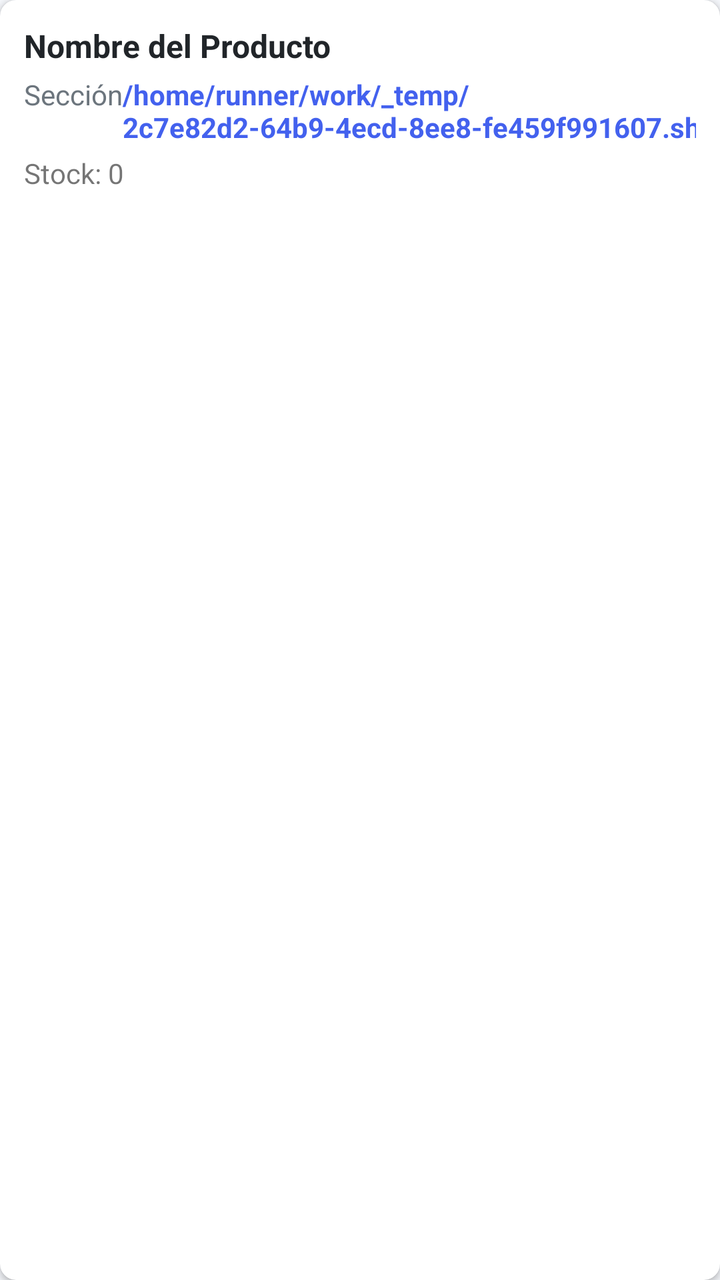
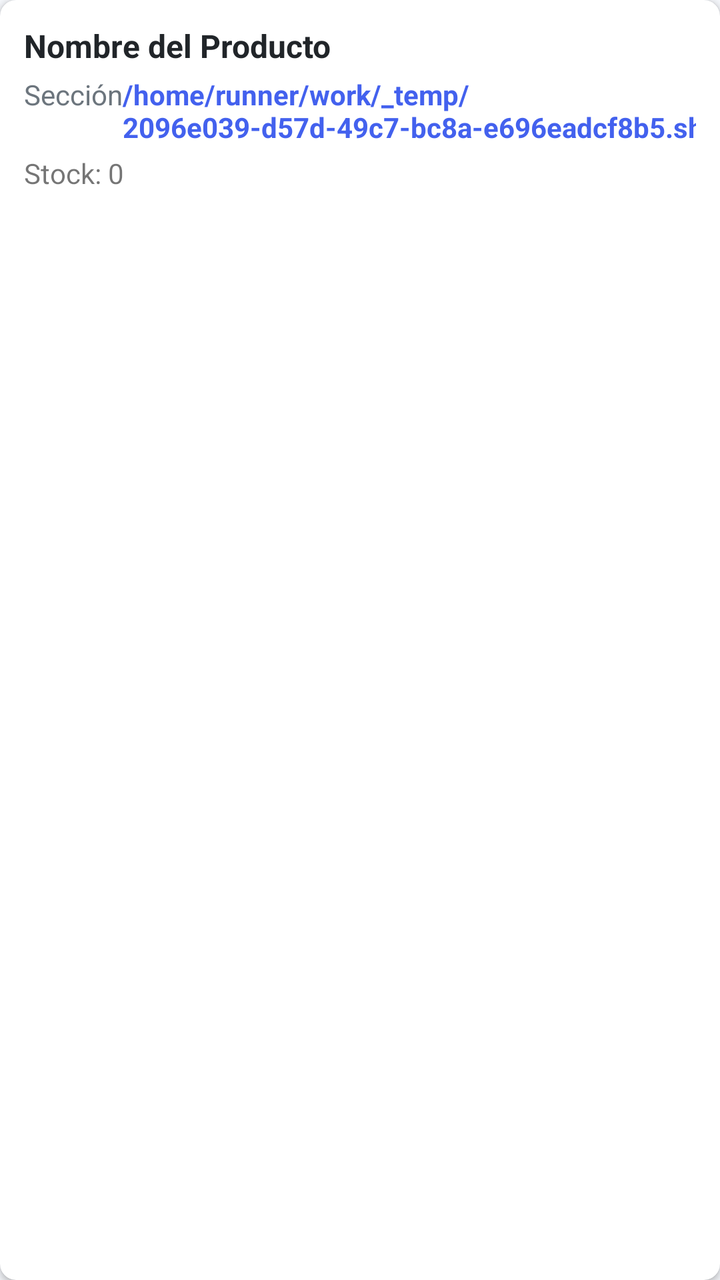

Before-and-after screenshots of an Android layout around one commit, followed by the original layout XML and the change that was made.
<!-- AndroidManifest.xml: application theme Theme.OmniVentas -->
<!-- res/layout/item_producto.xml -->
<?xml version="1.0" encoding="utf-8"?>
<androidx.cardview.widget.CardView xmlns:android="http://schemas.android.com/apk/res/android"
    xmlns:app="http://schemas.android.com/apk/res-auto"
    android:layout_width="match_parent"
    android:layout_height="wrap_content"
    android:layout_marginBottom="8dp"
    app:cardCornerRadius="8dp"
    app:cardElevation="2dp">
    <LinearLayout
        android:layout_width="match_parent"
        android:layout_height="wrap_content"
        android:orientation="vertical"
        android:padding="12dp">
        <TextView
            android:id="@+id/tv_nombre"
            android:layout_width="match_parent"
            android:layout_height="wrap_content"
            android:text="Nombre del Producto"
            android:textSize="16sp"
            android:textStyle="bold"
            android:textColor="@color/dark" />
        <LinearLayout
            android:layout_width="match_parent"
            android:layout_height="wrap_content"
            android:orientation="horizontal"
            android:layout_marginTop="4dp">
            <TextView
                android:id="@+id/tv_seccion"
                android:layout_width="0dp"
                android:layout_height="wrap_content"
                android:layout_weight="1"
                android:text="Sección"
                android:textSize="14sp"
                android:textColor="@color/gray" />
            <TextView
                android:id="@+id/tv_precio"
                android:layout_width="wrap_content"
                android:layout_height="wrap_content"
                android:text="/home/runner/work/_temp/2c7e82d2-64b9-4ecd-8ee8-fe459f991607.sh.00"
                android:textSize="14sp"
                android:textColor="@color/primary"
                android:textStyle="bold" />
        </LinearLayout>
        <TextView
            android:id="@+id/tv_stock"
            android:layout_width="wrap_content"
            android:layout_height="wrap_content"
            android:text="Stock: 0"
            android:textSize="14sp"
            android:layout_marginTop="4dp" />
    </LinearLayout>
</androidx.cardview.widget.CardView>
<!-- resources referenced by this layout -->
<resources>
  <color name="dark">#212529</color>
  <color name="gray">#6C757D</color>
  <color name="primary">#4361EE</color>
  <style name="Theme.OmniVentas" parent="Theme.MaterialComponents.DayNight.NoActionBar">
          <item name="colorPrimary">@color/primary</item>
          <item name="colorPrimaryVariant">@color/primary_dark</item>
          <item name="colorOnPrimary">@color/white</item>
          <item name="colorSecondary">@color/secondary</item>
          <item name="colorOnSecondary">@color/white</item>
          <item name="android:statusBarColor">@color/primary</item>
          <item name="android:windowBackground">@color/light_gray</item>
      </style>
  <color name="primary_dark">#3A56D4</color>
  <color name="white">#FFFFFF</color>
  <color name="secondary">#3F37C9</color>
  <color name="light_gray">#F5F7FB</color>
</resources>

<!-- the commit's change to res/layout/item_producto.xml (unified diff, before → after) -->
@@ -36,7 +36,7 @@
                 android:id="@+id/tv_precio"
                 android:layout_width="wrap_content"
                 android:layout_height="wrap_content"
-                android:text="/home/runner/work/_temp/2c7e82d2-64b9-4ecd-8ee8-fe459f991607.sh.00"
+                android:text="/home/runner/work/_temp/2096e039-d57d-49c7-bc8a-e696eadcf8b5.sh.00"
                 android:textSize="14sp"
                 android:textColor="@color/primary"
                 android:textStyle="bold" />
